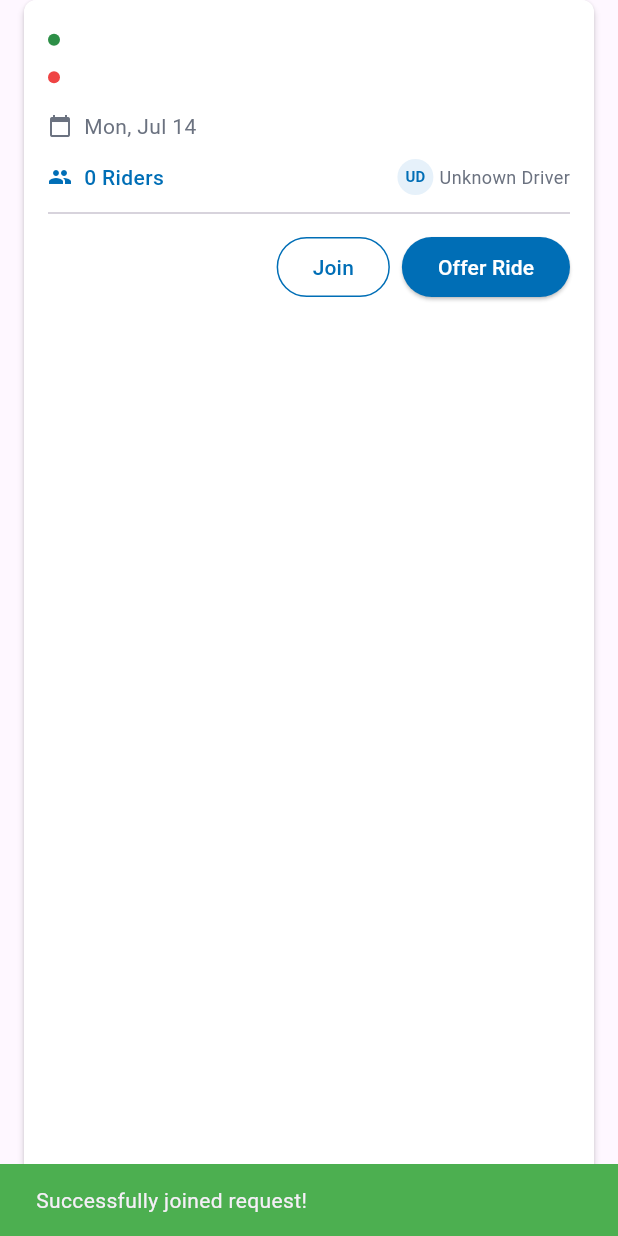
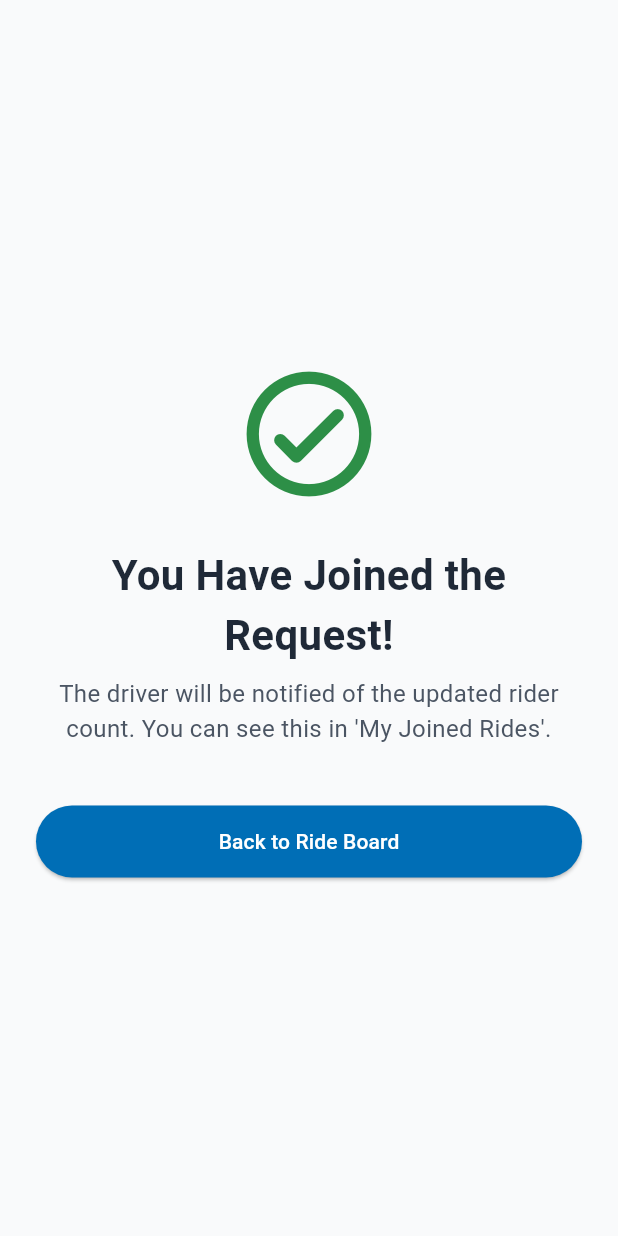
Before and after one commit to gracekazmierski/byuid_rideshare, a Flutter app: the RideRequestCard widget shown alone on an empty page, opened directly with empty values, after a tap on "Join", on a phone screen of 412 x 824 dp. Run offline on Flutter 3.47's test engine with Material 3 defaults, Android fonts, the phone set to English and light mode, and no system bars; our stand-ins replace cloud_firestore, firebase_auth, firebase_core, firebase_messaging, flutter_local_notifications, flutter_svg and 3 more; missing offline and left inert: add_2_calendar; accounts and stored records are empty.

Commit message:
join request confirmation / seat number fix

```diff
--- a/lib/screens/rides/create_ride_request_screen.dart
+++ b/lib/screens/rides/create_ride_request_screen.dart
@@ -84,9 +84,12 @@ class _CreateRideRequestScreenState extends State<CreateRideRequestScreen> {
         'to_location': _toController.text.trim(),
         'notes': _notesController.text.trim(),
         'request_date': Timestamp.fromDate(_selectedDate!),
+
+        // ✅ FIX: Initialize the 'riders' and 'rider_uids' lists with the requester
         'riders': [{'uid': user.uid, 'name': user.displayName ?? 'Anonymous'}],
         'rider_uids': [user.uid],
-        'status': 'active', // ✅ THIS LINE WAS MISSING
+
+        'status': 'active',
         'created_at': Timestamp.now(),
       });
 
--- /dev/null
+++ b/lib/screens/rides/join_request_confirmation_screen.dart
@@ -0,0 +1,73 @@
+// lib/screens/rides/join_request_confirmation_screen.dart
+
+import 'package:byui_rideshare/models/posted_request.dart';
+import 'package:byui_rideshare/screens/rides/ride_list_screen.dart';
+import 'package:byui_rideshare/theme/app_colors.dart';
+import 'package:flutter/material.dart';
+
+class JoinRequestConfirmationScreen extends StatelessWidget {
+  final PostedRequest request;
+
+  const JoinRequestConfirmationScreen({super.key, required this.request});
+
+  @override
+  Widget build(BuildContext context) {
+    return Scaffold(
+      backgroundColor: AppColors.gray50,
+      body: Center(
+        child: Padding(
+          padding: const EdgeInsets.all(24.0),
+          child: Column(
+            mainAxisAlignment: MainAxisAlignment.center,
+            children: [
+              const Icon(
+                Icons.check_circle_outline_rounded,
+                color: AppColors.byuiGreen,
+                size: 100,
+              ),
+              const SizedBox(height: 24),
+              const Text(
+                'You Have Joined the Request!',
+                textAlign: TextAlign.center,
+                style: TextStyle(
+                  fontSize: 28,
+                  fontWeight: FontWeight.bold,
+                  color: AppColors.textGray800,
+                ),
+              ),
+              const SizedBox(height: 8),
+              const Text(
+                "The driver will be notified of the updated rider count. You can see this in 'My Joined Rides'.",
+                textAlign: TextAlign.center,
+                style: TextStyle(
+                  fontSize: 16,
+                  color: AppColors.textGray600,
+                ),
+              ),
+              const SizedBox(height: 40),
+              SizedBox(
+                width: double.infinity,
+                height: 48,
+                child: ElevatedButton(
+                  onPressed: () {
+                    // Navigate back to the main screen and clear all previous routes
+                    Navigator.pushAndRemoveUntil(
+                      context,
+                      MaterialPageRoute(builder: (context) => const RideListScreen()),
+                          (route) => false,
+                    );
+                  },
+                  style: ElevatedButton.styleFrom(
+                    backgroundColor: AppColors.byuiBlue,
+                    foregroundColor: Colors.white,
+                  ),
+                  child: const Text('Back to Ride Board'),
+                ),
+              ),
+            ],
+          ),
+        ),
+      ),
+    );
+  }
+}
--- a/lib/screens/rides/ride_request_list_screen.dart
+++ b/lib/screens/rides/ride_request_list_screen.dart
@@ -10,6 +10,7 @@ import 'package:firebase_auth/firebase_auth.dart';
 import 'package:flutter/material.dart';
 import 'package:intl/intl.dart';
 import 'package:byui_rideshare/models/request_sort_option.dart';
+import 'package:byui_rideshare/screens/rides/join_request_confirmation_screen.dart';
 
 class RideRequestListScreen extends StatefulWidget {
   const RideRequestListScreen({super.key});
@@ -387,7 +388,6 @@ class _RideRequestCardState extends State<RideRequestCard> {
           child: Column(
             crossAxisAlignment: CrossAxisAlignment.start,
             children: [
-              // ✅ RESTORED: Location details are now displayed at the top of the card.
               Column(
                 crossAxisAlignment: CrossAxisAlignment.start,
                 children: [
@@ -438,10 +438,7 @@ class _RideRequestCardState extends State<RideRequestCard> {
                 mainAxisAlignment: MainAxisAlignment.end,
                 children: [
                   if (hasJoined)
-                    const OutlinedButton(
-                      onPressed: null,
-                      child: Text('Joined'),
-                    )
+                    const OutlinedButton(onPressed: null, child: Text('Joined'))
                   else if (_isJoining)
                     const Padding(padding: EdgeInsets.all(8.0), child: CircularProgressIndicator())
                   else
@@ -450,17 +447,14 @@ class _RideRequestCardState extends State<RideRequestCard> {
                           setState(() => _isJoining = true);
                           try {
                             await PostedRequestService.joinRideRequest(widget.request.id);
-                            if (mounted) ScaffoldMessenger.of(context).showSnackBar(const SnackBar(content: Text("Successfully joined request!"), backgroundColor: Colors.green,));
+                            if (mounted) Navigator.push(context, MaterialPageRoute(builder: (context) => JoinRequestConfirmationScreen(request: widget.request)));
                           } catch (e) {
-                            if (mounted) ScaffoldMessenger.of(context).showSnackBar(SnackBar(content: Text("Failed to join: ${e.toString()}"), backgroundColor: Colors.red,));
+                            if (mounted) ScaffoldMessenger.of(context).showSnackBar(SnackBar(content: Text("Failed to join: ${e.toString()}"), backgroundColor: Colors.red));
                           } finally {
                             if (mounted) setState(() => _isJoining = false);
                           }
                         },
-                        style: OutlinedButton.styleFrom(
-                          foregroundColor: AppColors.byuiBlue,
-                          side: const BorderSide(color: AppColors.byuiBlue),
-                        ),
+                        style: OutlinedButton.styleFrom(foregroundColor: AppColors.byuiBlue, side: const BorderSide(color: AppColors.byuiBlue)),
                         child: const Text('Join')
                     ),
                   const SizedBox(width: 8),
@@ -468,10 +462,7 @@ class _RideRequestCardState extends State<RideRequestCard> {
                       onPressed: () {
                         Navigator.push(context, MaterialPageRoute(builder: (context) => FulfillRequestScreen(request: widget.request)));
                       },
-                      style: ElevatedButton.styleFrom(
-                        backgroundColor: AppColors.byuiBlue,
-                        foregroundColor: Colors.white,
-                      ),
+                      style: ElevatedButton.styleFrom(backgroundColor: AppColors.byuiBlue, foregroundColor: Colors.white),
                       child: const Text('Offer Ride')
                   ),
                 ],
```
